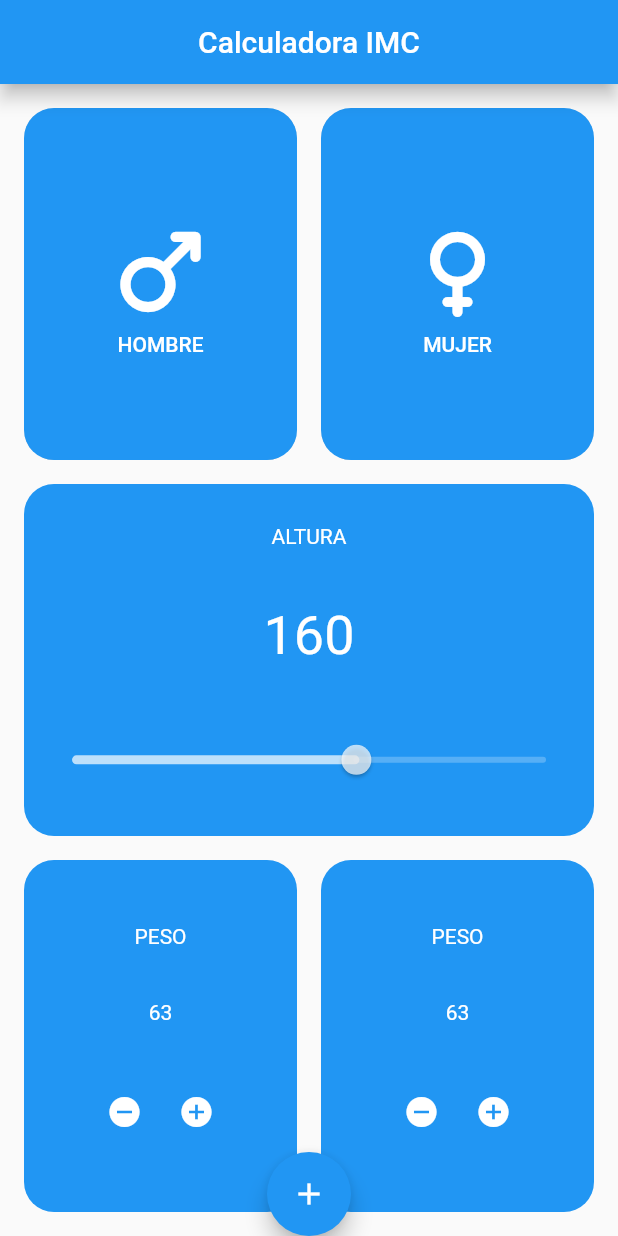
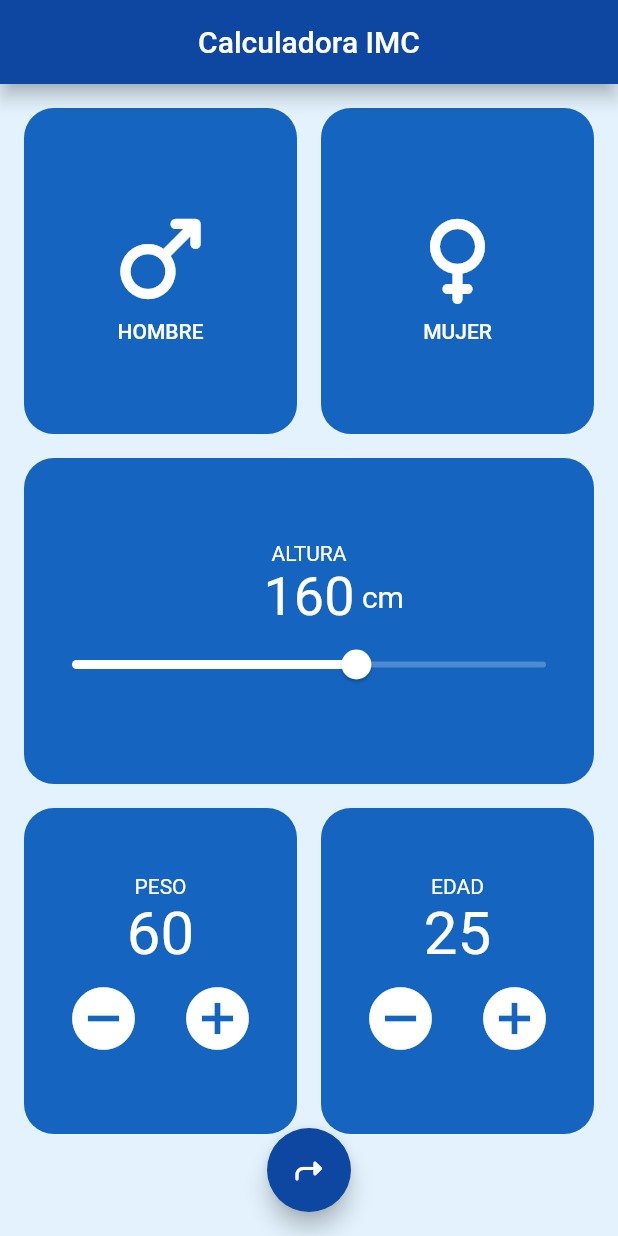
Before and after one commit to Ivan-Sayavedra/CalculadoraIMC_Flutter, a Flutter app: the screen it shows after launch, on a phone screen of 412 x 824 dp. Run offline on Flutter 3.47's test engine with Material 2 defaults, Android fonts, the light colour scheme and no system bars.

Commit message:
Terminada interfaz principal- falta estado

```diff
--- a/lib/screens/home_screen.dart
+++ b/lib/screens/home_screen.dart
@@ -11,13 +11,17 @@ class HomeScreen extends StatelessWidget {
     // const fs30 = TextStyle(fontSize: 30);
 
     return Scaffold(
+      backgroundColor: Colors.blue[50],
       appBar: AppBar(
-        title: const Text("Calculadora IMC"),
+        title: const Text(
+          "Calculadora IMC",
+        ),
         elevation: 5,
         centerTitle: true,
+        backgroundColor: Colors.blue[900],
       ),
       body: Padding(
-        padding: const EdgeInsets.all(8.0),
+        padding: const EdgeInsets.fromLTRB(8.0, 8.0, 8.0, 60.0),
         child: Column(
           mainAxisAlignment: MainAxisAlignment.spaceBetween,
           crossAxisAlignment: CrossAxisAlignment.stretch,
@@ -40,17 +44,23 @@ class HomeScreen extends StatelessWidget {
             )),
             Expanded(
               child: Row(
-                children: const [
+                children: [
                   Expanded(
                     child: Padding(
-                      padding: EdgeInsets.all(8.0),
-                      child: BotonCuenta(),
+                      padding: const EdgeInsets.all(8.0),
+                      child: BotonCuenta(
+                        valor: 60,
+                        dimension: 'PESO',
+                      ),
                     ),
                   ),
                   Expanded(
                     child: Padding(
-                      padding: EdgeInsets.all(8.0),
-                      child: BotonCuenta(),
+                      padding: const EdgeInsets.all(8.0),
+                      child: BotonCuenta(
+                        valor: 25,
+                        dimension: 'EDAD',
+                      ),
                     ),
                   ),
                 ],
@@ -59,9 +69,10 @@ class HomeScreen extends StatelessWidget {
           ],
         ),
       ),
-      floatingActionButtonLocation: FloatingActionButtonLocation.centerDocked,
+      floatingActionButtonLocation: FloatingActionButtonLocation.centerFloat,
       floatingActionButton: FloatingActionButton(
-        child: const Icon(Icons.add),
+        child: const Icon(Icons.shortcut_rounded),
+        backgroundColor: Colors.blue[900],
         onPressed: () {},
       ),
     );
--- a/lib/widgets/boton_cuenta.dart
+++ b/lib/widgets/boton_cuenta.dart
@@ -1,37 +1,41 @@
 import 'package:flutter/material.dart';
 
+// ignore: must_be_immutable
 class BotonCuenta extends StatefulWidget {
-  const BotonCuenta({Key? key}) : super(key: key);
-
+  int valor;
+  String dimension;
+  BotonCuenta({Key? key, required this.valor, required this.dimension})
+      : super(key: key);
   @override
   State<BotonCuenta> createState() => _BotonCuentaState();
 }
 
 class _BotonCuentaState extends State<BotonCuenta> {
-  int peso = 60;
   @override
   Widget build(BuildContext context) {
     return Container(
-      padding: const EdgeInsets.all(8.0),
+      padding: const EdgeInsets.all(20.0),
       decoration: BoxDecoration(
-          borderRadius: BorderRadius.circular(20.0), color: Colors.blue),
+          borderRadius: BorderRadius.circular(20.0), color: Colors.blue[800]),
       child: Column(
-        mainAxisAlignment: MainAxisAlignment.spaceEvenly,
+        mainAxisAlignment: MainAxisAlignment.center,
         children: [
-          const Text(
-            'PESO',
-            style: TextStyle(color: Colors.white),
+          Text(
+            widget.dimension,
+            style: const TextStyle(color: Colors.white),
           ),
-          const Text('63', style: TextStyle(color: Colors.white)),
+          Text('${widget.valor}',
+              style: const TextStyle(color: Colors.white, fontSize: 40.0)),
           Row(
-            mainAxisAlignment: MainAxisAlignment.center,
+            mainAxisAlignment: MainAxisAlignment.spaceBetween,
             children: [
               IconButton(
                   onPressed: (() {
                     setState(() {
-                      peso++;
+                      widget.valor++;
                     });
                   }),
+                  iconSize: 50.0,
                   icon: const Icon(
                     Icons.remove_circle,
                     color: Colors.white,
@@ -39,13 +43,11 @@ class _BotonCuentaState extends State<BotonCuenta> {
               IconButton(
                   onPressed: (() {
                     setState(() {
-                      peso++;
+                      widget.valor++;
                     });
                   }),
-                  icon: const Icon(
-                    Icons.add_circle,
-                    color: Colors.white,
-                  )),
+                  iconSize: 50.0,
+                  icon: const Icon(Icons.add_circle, color: Colors.white)),
             ],
           ),
         ],
--- a/lib/widgets/botones_sexo.dart
+++ b/lib/widgets/botones_sexo.dart
@@ -13,6 +13,9 @@ class BotonesSexo extends StatelessWidget {
         child: ClipRRect(
           borderRadius: BorderRadius.circular(20.0),
           child: ElevatedButton(
+            style: ButtonStyle(
+                backgroundColor:
+                    MaterialStateProperty.all<Color>(Colors.blue.shade800)),
             onPressed: () {},
             child: Column(
               mainAxisAlignment: MainAxisAlignment.center,
--- a/lib/widgets/slider_altura.dart
+++ b/lib/widgets/slider_altura.dart
@@ -14,23 +14,39 @@ class _SliderAlturaState extends State<SliderAltura> {
     return Container(
       padding: const EdgeInsets.all(8.0),
       decoration: BoxDecoration(
-          borderRadius: BorderRadius.circular(20.0), color: Colors.blue),
+          borderRadius: BorderRadius.circular(20.0), color: Colors.blue[800]),
       child: Column(
-        mainAxisAlignment: MainAxisAlignment.spaceAround,
+        mainAxisAlignment: MainAxisAlignment.center,
         children: [
           const Text(
             'ALTURA',
             style: TextStyle(color: Colors.white),
           ),
-          Text(
-            '${altura.round()}',
-            style: const TextStyle(color: Colors.white, fontSize: 36.0),
+          Row(
+            mainAxisAlignment: MainAxisAlignment.center,
+            crossAxisAlignment: CrossAxisAlignment.center,
+            children: [
+              const SizedBox(
+                width: 50.0,
+              ),
+              Text(
+                '${altura.round()}',
+                style: const TextStyle(color: Colors.white, fontSize: 36.0),
+              ),
+              const SizedBox(
+                width: 50.0,
+                child: Text(
+                  ' cm',
+                  style: TextStyle(color: Colors.white, fontSize: 20.0),
+                ),
+              ),
+            ],
           ),
           Slider(
             value: altura,
             min: 100,
             max: 200,
-            activeColor: Colors.white70,
+            activeColor: Colors.white,
             inactiveColor: Colors.white24,
             onChanged: (double newAltura) {
               setState(() {
--- a/pubspec.yaml
+++ b/pubspec.yaml
@@ -3,7 +3,7 @@ description: A new Flutter project.
 
 # The following line prevents the package from being accidentally published to
 # pub.dev using `flutter pub publish`. This is preferred for private packages.
-publish_to: 'none' # Remove this line if you wish to publish to pub.dev
+publish_to: "none" # Remove this line if you wish to publish to pub.dev
 
 # The following defines the version and build number for your application.
 # A version number is three numbers separated by dots, like 1.2.43
@@ -29,7 +29,7 @@ environment:
 dependencies:
   flutter:
     sdk: flutter
-
+  provider: ^6.0.3
 
   # The following adds the Cupertino Icons font to your application.
   # Use with the CupertinoIcons class for iOS style icons.
@@ -51,7 +51,6 @@ dev_dependencies:
 
 # The following section is specific to Flutter.
 flutter:
-
   # The following line ensures that the Material Icons font is
   # included with your application, so that you can use the icons in
   # the material Icons class.
```
Also changed, not shown: pubspec.lock.
